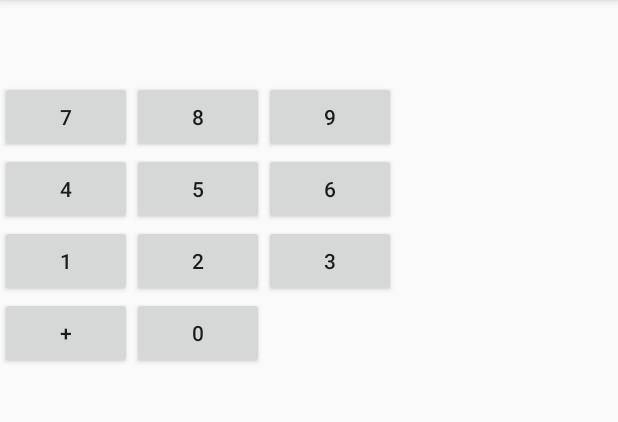
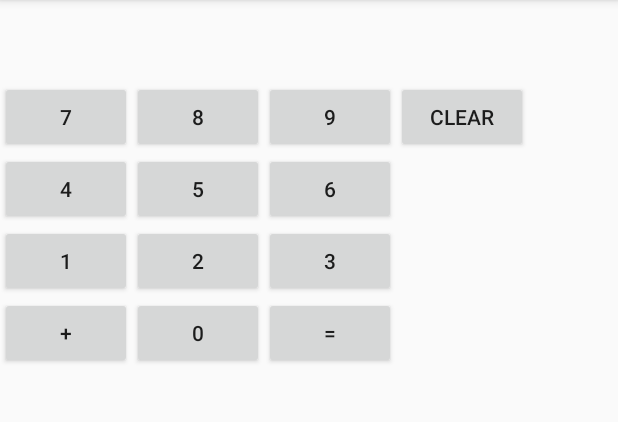
Before and after one commit to macsochor/Calculator, an Android app: the screen it shows after launch (MainActivity), on a phone screen of 412 x 824 dp, the part 84-506 px from its top. Run offline under Robolectric (Android 15) with nearby library versions, the phone set to English and light mode, and no system bars; our stand-ins replace ButterKnife, Picasso.

Commit message:
Added basic addition functionality

```diff
--- a/app/src/main/java/com/example/msmd/librarydemo/MainActivity.java
+++ b/app/src/main/java/com/example/msmd/librarydemo/MainActivity.java
@@ -7,6 +7,7 @@ import android.view.View;
 import android.widget.Button;
 import android.widget.ImageView;
 import android.widget.TextView;
+import android.widget.Toast;
 
 import com.squareup.picasso.Picasso;
 
@@ -15,6 +16,12 @@ import butterknife.ButterKnife;
 
 public class MainActivity extends AppCompatActivity {
     @BindView(R.id.textView) TextView textView;
+    @BindView(R.id.button_plus) Button button_plus;
+    @BindView(R.id.button_equals) Button button_equals;
+    @BindView(R.id.button_clear) Button button_clear;
+
+
+    Integer firstNumber;
 
     @Override
     protected void onCreate(Bundle savedInstanceState) {
@@ -31,5 +38,38 @@ public class MainActivity extends AppCompatActivity {
                 }
             });
         }
+
+        button_plus.setOnClickListener(new View.OnClickListener() {
+            @Override
+            public void onClick(View view) {
+                if (textView.getText().length() > 0) {
+                    firstNumber = Integer.valueOf(textView.getText().toString());
+                    textView.setText("");
+                } else {
+                    Toast.makeText(MainActivity.this, "You must input a number", Toast.LENGTH_SHORT).show();
+                }
+            }
+        });
+
+        button_equals.setOnClickListener(new View.OnClickListener() {
+            @Override
+            public void onClick(View view) {
+                if(firstNumber != null && textView.getText().length() > 0) {
+                    int secondNumber = Integer.valueOf(textView.getText().toString());
+                    String total = String.valueOf(secondNumber + firstNumber);
+                    textView.setText(total);
+                    firstNumber = null;
+                } else {
+                    Toast.makeText(MainActivity.this, "You must hit plus with a number first!", Toast.LENGTH_SHORT).show();
+                }
+            }
+        });
+        button_clear.setOnClickListener(new View.OnClickListener() {
+            @Override
+            public void onClick(View view) {
+                firstNumber = null;
+                textView.setText("");
+            }
+        });
     }
 }
--- a/app/src/main/res/layout/activity_main.xml
+++ b/app/src/main/res/layout/activity_main.xml
@@ -37,6 +37,11 @@
             android:layout_height="wrap_content"
             android:text="9" />
 
+        <Button
+            android:id="@+id/button_clear"
+            android:layout_width="wrap_content"
+            android:layout_height="wrap_content"
+            android:text="Clear" />
 
     </LinearLayout>
 
@@ -106,6 +111,15 @@
             android:layout_height="wrap_content"
             android:layout_gravity="center"
             android:text="0" />
+
+        <Button
+            android:id="@+id/button_equals"
+            android:layout_width="wrap_content"
+            android:layout_height="wrap_content"
+            android:layout_gravity="center"
+            android:text="=" />
+
+
     </LinearLayout>
 
 </LinearLayout>
```
